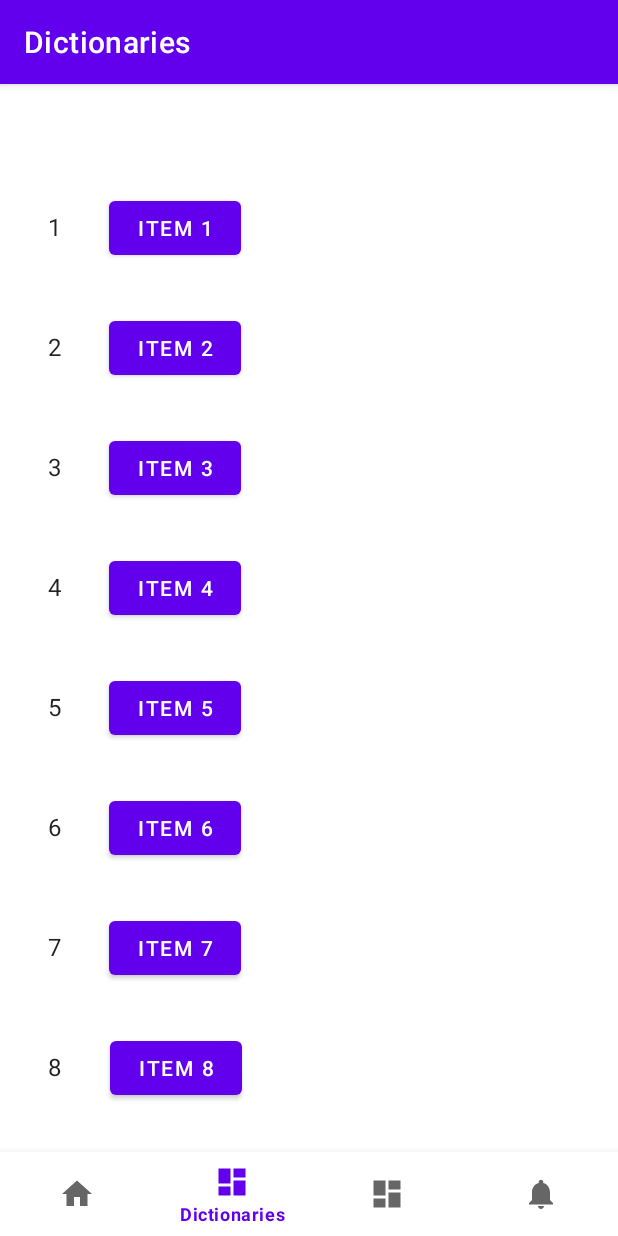
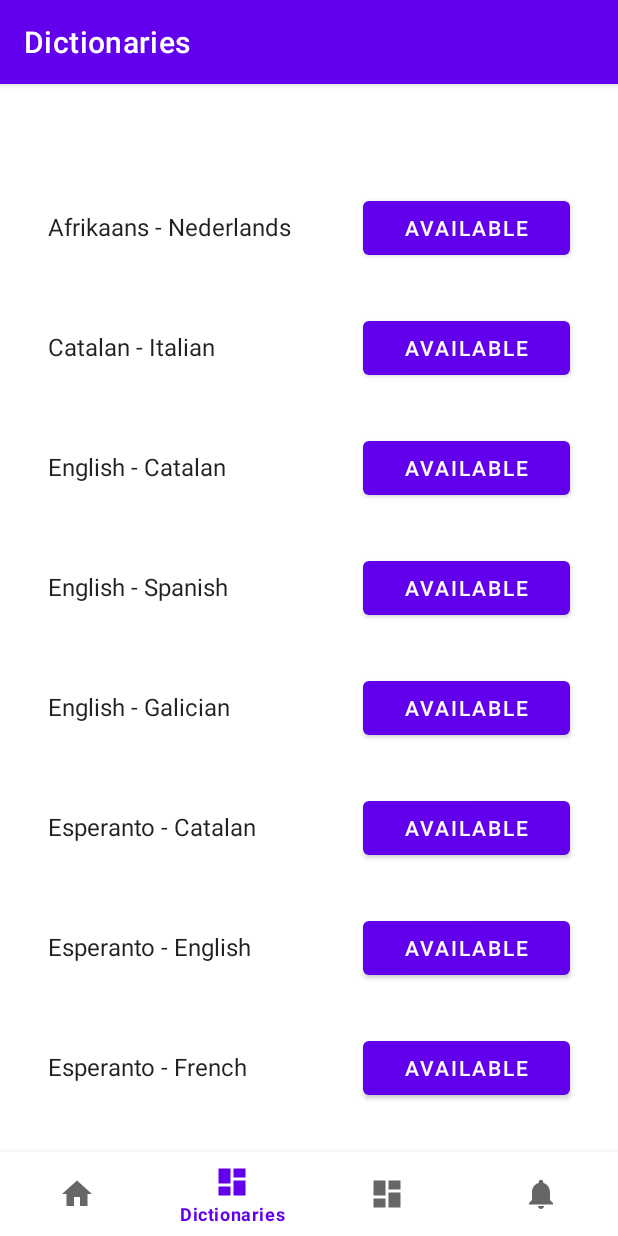
Before and after one commit to joanjerezt/TranslateOCR, an Android app: the screen it shows after launch (MainActivity), item 2 of the bottom bar chosen, on a phone screen of 412 x 824 dp. Run offline under Robolectric (Android 15) with nearby library versions, the phone set to English and light mode, and no system bars; our stand-ins replace navigation-ui.

Commit message:
Multiple dictionaries draft

```diff
--- a/app/src/main/java/edu/uoc/jjerezt/translateocr/MainActivity.kt
+++ b/app/src/main/java/edu/uoc/jjerezt/translateocr/MainActivity.kt
@@ -64,6 +64,7 @@
     override fun onCreate(savedInstanceState: Bundle?) {
         // https://developer.android.com/develop/ui/views/launch/splash-screen/migrate
         // https://developer.android.com/reference/kotlin/androidx/core/splashscreen/SplashScreen
+        // https://commons.wikimedia.org/wiki/File:Oxygen480-categories-applications-development-translation.svg
         val screen = installSplashScreen()
         super.onCreate(savedInstanceState)
 
@@ -105,7 +106,7 @@
         val button: Button = findViewById(R.id.button)
         button.setOnClickListener {
             // Do something in response to button click
-            println("Button pressed")
+            print("Button pressed")
             val orig_language : TextView = findViewById(R.id.textView);
             val dest_language : TextView = findViewById(R.id.textView2);
             val text : EditText = findViewById(R.id.editTextTextMultiLine)
@@ -114,7 +115,25 @@
             text2.setText(text_sortida);
         }
 
-
+        /* val download: Button = findViewById(R.id.download)
+        download.setOnClickListener {
+            if(download.text == "Download"){
+                print("Download button pressed")
+                // copy dictionary to cache
+                val content2: TextView = findViewById(R.id.content_dict)
+                download.setText(R.string.copying)
+                if(content2.text.equals("English - Catalan")){
+                    val file = Asset().copyAssetToCache(this, "apertium-en-ca.jar")
+                    try{
+                        Asset().extractJarFile(file)
+                    }
+                    catch(e: Exception){
+                        print(e.localizedMessage)
+                    }
+                }
+                download.setText(R.string.cache)
+            }
+        } */
     }
 
 
--- a/app/src/main/java/edu/uoc/jjerezt/translateocr/placeholder/PlaceholderContent.kt
+++ b/app/src/main/java/edu/uoc/jjerezt/translateocr/placeholder/PlaceholderContent.kt
@@ -21,7 +21,7 @@
      */
     val ITEM_MAP: MutableMap<String, PlaceholderItem> = HashMap()
 
-    private val COUNT = 25
+    private val COUNT = 24
 
     init {
         // Add some sample items.
@@ -32,17 +32,181 @@
 
     private fun addItem(item: PlaceholderItem) {
         ITEMS.add(item)
-        ITEM_MAP.put(item.id, item)
+        ITEM_MAP[item.id] = item
     }
 
     private fun createPlaceholderItem(position: Int): PlaceholderItem {
-        return PlaceholderItem(position.toString(), "Item " + position, makeDetails(position))
+        // https://svn.code.sf.net/p/apertium/svn/builds/language-pairs
+        when (position) {
+            1 -> {
+                return PlaceholderItem(
+                    id = "af-nl",
+                    content = "Afrikaans - Nederlands",
+                    details = "Dictionary"
+                )
+            }
+            2 -> {
+                return PlaceholderItem(
+                    id = "ca-it",
+                    content = "Catalan - Italian",
+                    details = "Dictionary"
+                )
+            }
+            3 -> {
+                return PlaceholderItem(
+                    id = "en-ca",
+                    content = "English - Catalan",
+                    details = "Dictionary"
+                )
+            }
+            4 -> {
+                    return PlaceholderItem(
+                        id = "en-es",
+                        content = "English - Spanish",
+                        details = "Dictionary"
+                    )
+            }
+            5 -> {
+                return PlaceholderItem(
+                    id = "en-gl",
+                    content = "English - Galician",
+                    details = "Dictionary"
+                )
+            }
+            6 -> {
+                return PlaceholderItem(
+                    id = "eo-ca",
+                    content = "Esperanto - Catalan",
+                    details = "Dictionary"
+                )
+            }
+            7 -> {
+                return PlaceholderItem(
+                    id = "eo-en",
+                    content = "Esperanto - English",
+                    details = "Dictionary"
+                )
+            }
+            8 -> {
+                return PlaceholderItem(
+                    id = "eo-fr",
+                    content = "Esperanto - French",
+                    details = "Dictionary"
+                )
+            }
+            9 -> {
+                return PlaceholderItem(
+                    id = "es-ast",
+                    content = "Spanish - Asturian",
+                    details = "Dictionary"
+                )
+            }
+            10 -> {
+                return PlaceholderItem(
+                    id = "es-ca",
+                    content = "Spanish - Catalan",
+                    details = "Dictionary"
+                )
+            }
+            11 -> {
+                return PlaceholderItem(
+                    id = "es-gl",
+                    content = "Spanish - Galician",
+                    details = "Dictionary"
+                )
+            }
+            12 -> {
+                return PlaceholderItem(
+                    id = "es-pt",
+                    content = "Spanish - Portuguese",
+                    details = "Dictionary"
+                )
+            }
+            13 -> {
+                return PlaceholderItem(
+                    id = "es-ro",
+                    content = "Spanish - Romanian",
+                    details = "Dictionary"
+                )
+            }
+            14 -> {
+                return PlaceholderItem(
+                    id = "eu-en",
+                    content = "Euskera - English",
+                    details = "Dictionary"
+                )
+            }
+            15 -> {
+                return PlaceholderItem(
+                    id = "eu-es",
+                    content = "Euskera - Spanish",
+                    details = "Dictionary"
+                )
+            }
+            16 -> {
+                return PlaceholderItem(
+                    id = "fr-ca",
+                    content = "French - Catalan",
+                    details = "Dictionary"
+                )
+            }
+            17 -> {
+                return PlaceholderItem(
+                    id = "fr-es",
+                    content = "French - Spanish",
+                    details = "Dictionary"
+                )
+            }
+            18 -> {
+                return PlaceholderItem(
+                    id = "ht-en",
+                    content = "Haitian Creole - English",
+                    details = "Dictionary"
+                )
+            }
+            19 -> {
+                return PlaceholderItem(
+                    id = "oc-ca",
+                    content = "Occitan - Catalan",
+                    details = "Dictionary"
+                )
+            }
+            20 -> {
+                return PlaceholderItem(
+                    id = "oc-es",
+                    content = "Occitan - Spanish",
+                    details = "Dictionary"
+                )
+            }
+            21 -> {
+                return PlaceholderItem(
+                    id = "pt-ca",
+                    content = "Portuguese - Catalan",
+                    details = "Dictionary"
+                )
+            }
+            22 -> {
+                return PlaceholderItem(
+                    id = "pt-gl",
+                    content = "Portuguese - Galician",
+                    details = "Dictionary"
+                )
+            }
+            23 -> {
+                return PlaceholderItem(
+                    id = "sv-da",
+                    content = "Swedish - Danish",
+                    details = "Dictionary"
+                )
+            }
+        }
+        return PlaceholderItem(position.toString(), "Item $position", makeDetails(position))
     }
 
     private fun makeDetails(position: Int): String {
         val builder = StringBuilder()
         builder.append("Details about Item: ").append(position)
-        for (i in 0..position - 1) {
+        for (i in 0..<position) {
             builder.append("\nMore details information here.")
         }
         return builder.toString()
--- a/app/src/main/java/edu/uoc/jjerezt/translateocr/ui/dictionary/MyDictionaryRecyclerViewAdapter.kt
+++ b/app/src/main/java/edu/uoc/jjerezt/translateocr/ui/dictionary/MyDictionaryRecyclerViewAdapter.kt
@@ -1,12 +1,16 @@
 package edu.uoc.jjerezt.translateocr.ui.dictionary
 
-import androidx.recyclerview.widget.RecyclerView
 import android.view.LayoutInflater
 import android.view.ViewGroup
+import android.widget.Button
 import android.widget.TextView
-
+import androidx.recyclerview.widget.RecyclerView
+import com.google.android.material.snackbar.Snackbar
+import edu.uoc.jjerezt.translateocr.MainActivity
+import edu.uoc.jjerezt.translateocr.R
+import edu.uoc.jjerezt.translateocr.databinding.FragmentDictionaryBinding
 import edu.uoc.jjerezt.translateocr.placeholder.PlaceholderContent.PlaceholderItem
-import edu.uoc.jjerezt.translateocr.databinding.FragmentDictionaryBinding
+import edu.uoc.jjerezt.translateocr.runtime.Asset
 
 /**
  * [RecyclerView.Adapter] that can display a [PlaceholderItem].
@@ -30,16 +34,49 @@
 
     override fun onBindViewHolder(holder: ViewHolder, position: Int) {
         val item = values[position]
-        holder.idView.text = item.id
+        // holder.idView.text = item.id
         holder.contentView.text = item.content
+
+        val download = holder.downloadButton
+        download.setOnClickListener {
+            when (download.text) {
+                "Copying" -> {
+                    val mySnackbar = Snackbar.make(holder.itemView, "Please wait...", 5000)
+                    mySnackbar.show()
+                }
+                "Delete" -> {
+                    // clear folder
+                    println("Clearing folder")
+                    download.setText(R.string.download)
+                }
+                "Available" -> {
+                    println("Download button pressed")
+                    // copy dictionary to cache
+                    val content2: TextView = holder.contentView
+                    println(content2.text)
+                    download.setText(R.string.copying)
+                    if(content2.text.equals("English - Catalan")){
+                        val file = Asset().copyAssetToCache(MainActivity(), "apertium-en-ca.jar")
+                        try{
+                            Asset().extractJarFile(file)
+                        } catch(e: Exception){
+                            print(e.localizedMessage)
+                        }
+                    }
+                    download.setText(R.string.cache)
+                }
+            }
+
+
+        }
     }
 
     override fun getItemCount(): Int = values.size
 
     inner class ViewHolder(binding: FragmentDictionaryBinding) :
         RecyclerView.ViewHolder(binding.root) {
-        val idView: TextView = binding.itemNumber
-        val contentView: TextView = binding.content
+        val contentView: TextView = binding.contentDict
+        val downloadButton: Button = binding.download
 
         override fun toString(): String {
             return super.toString() + " '" + contentView.text + "'"
--- a/app/src/main/res/layout/fragment_dictionary.xml
+++ b/app/src/main/res/layout/fragment_dictionary.xml
@@ -1,20 +1,20 @@
 <?xml version="1.0" encoding="utf-8"?>
 <LinearLayout xmlns:android="http://schemas.android.com/apk/res/android"
-    android:layout_width="wrap_content"
+    android:layout_width="match_parent"
     android:layout_height="wrap_content"
     android:orientation="horizontal">
 
     <TextView
-        android:id="@+id/item_number"
-        android:layout_width="wrap_content"
+        android:id="@+id/content_dict"
+        android:layout_width="80pt"
         android:layout_height="wrap_content"
         android:layout_margin="@dimen/text_margin"
         android:textAppearance="?attr/textAppearanceListItem" />
 
     <Button
-        android:id="@+id/content"
-        android:layout_width="wrap_content"
+        android:id="@+id/download"
+        android:layout_width="match_parent"
         android:layout_height="wrap_content"
         android:layout_margin="@dimen/text_margin"
-        android:text="@string/download"/>
+        android:text="@string/download" />
 </LinearLayout>
--- a/app/src/main/res/values/strings.xml
+++ b/app/src/main/res/values/strings.xml
@@ -17,5 +17,8 @@
     <string name="tts_title">Text to Speech</string>
     <string name="stt_title">Speech to Text</string> -->
     <string name="translate">Translate</string>
-    <string name="download">Download</string>
+    <string name="download">Available</string>
+    <string name="copying">Copying</string>
+    <string name="extracting">Extracting</string>
+    <string name="cache">Delete</string>
 </resources>
```
Also changed, not shown: app/src/main/java/edu/uoc/jjerezt/translateocr/ui/dictionary/DictionaryFragment.kt (+3 -8 lines).
